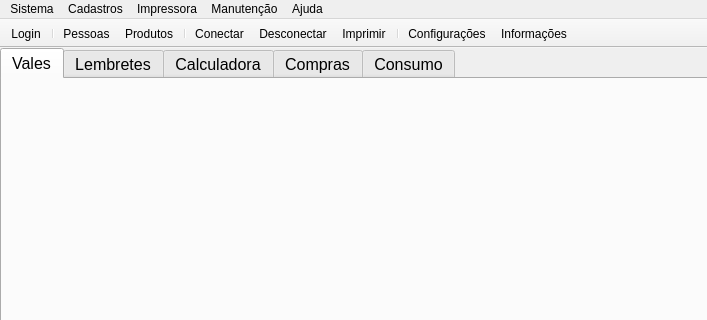
Above: mainwindow.ui from leidensj/BKVale before the change; both pictures show x 0 to 707 and y 0 to 320 of the 1000 by 600 pixel window. Below: the same form after it.
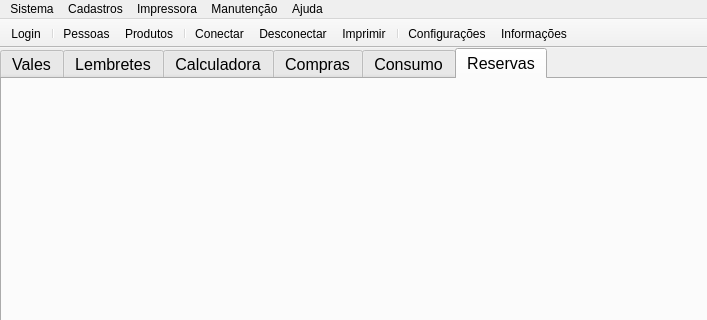
That is the form after the change. The open tabs and pages were chosen to show the change. Icons and pictures are not drawn.

Commit message: inicio reservas ainda sem db

```diff
--- a/mainwindow.ui
+++ b/mainwindow.ui
@@ -65,6 +65,9 @@
       <property name="tabsClosable">
        <bool>false</bool>
       </property>
+      <property name="movable">
+       <bool>true</bool>
+      </property>
       <widget class="QWidget" name="tabNotes">
        <attribute name="icon">
         <iconset resource="icons.qrc">
@@ -115,6 +118,16 @@
        </attribute>
        <layout class="QVBoxLayout" name="verticalLayout_3"/>
       </widget>
+      <widget class="QWidget" name="tabReservation">
+       <attribute name="icon">
+        <iconset resource="icons.qrc">
+         <normaloff>:/icons/res/reservation.png</normaloff>:/icons/res/reservation.png</iconset>
+       </attribute>
+       <attribute name="title">
+        <string>Reservas</string>
+       </attribute>
+       <layout class="QVBoxLayout" name="verticalLayout_6"/>
+      </widget>
      </widget>
     </item>
    </layout>
```
The commit also changes 20 other files.
